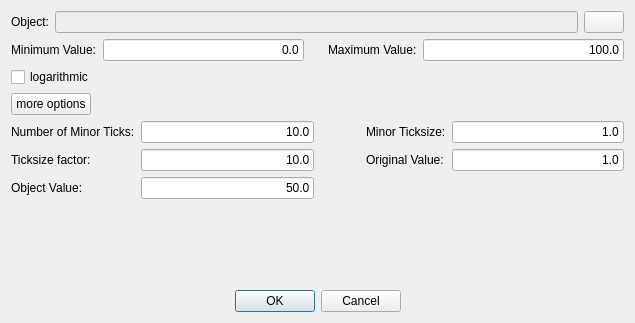
This is copasi/UI/SliderSettingsDialog.ui in copasi/COPASI as Qt 5 draws it before an edit. The edited form follows.
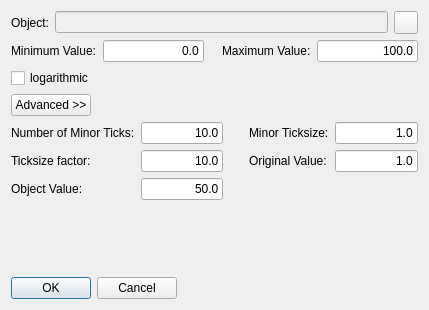
This is the edited form. Icons and pictures are not drawn.

The edit to the form file:
```diff
--- a/copasi/UI/SliderSettingsDialog.ui
+++ b/copasi/UI/SliderSettingsDialog.ui
@@ -24,8 +24,8 @@
    <rect>
     <x>0</x>
     <y>0</y>
-    <width>635</width>
-    <height>323</height>
+    <width>429</width>
+    <height>310</height>
    </rect>
   </property>
   <property name="sizePolicy">
@@ -73,35 +73,15 @@
       </widget>
      </item>
      <item>
-      <widget class="QPushButton" name="mpObjectBrowseButton">
+      <widget class="QToolButton" name="mpObjectBrowseButton">
        <property name="sizePolicy">
-        <sizepolicy hsizetype="Minimum" vsizetype="Fixed">
+        <sizepolicy hsizetype="Preferred" vsizetype="Preferred">
          <horstretch>0</horstretch>
          <verstretch>0</verstretch>
         </sizepolicy>
        </property>
-       <property name="minimumSize">
-        <size>
-         <width>30</width>
-         <height>0</height>
-        </size>
-       </property>
        <property name="toolTip">
-        <string>Select an object for the slider</string>
-       </property>
-       <property name="whatsThis">
-        <string>Clicking this button opens a dialog that
-lets the user choose the object that the 
-slider will manipulate. The object has to 
-represent either an integer value or a float
-value.</string>
-       </property>
-       <property name="text">
-        <string/>
-       </property>
-       <property name="icon">
-        <iconset>
-         <normaloff>icons/Copasi.ico</normaloff>icons/Copasi.ico</iconset>
+        <string>select</string>
        </property>
       </widget>
      </item>
@@ -130,11 +110,17 @@
      <item>
       <widget class="QLineEdit" name="mpMinValueEdit">
        <property name="sizePolicy">
-        <sizepolicy hsizetype="MinimumExpanding" vsizetype="Fixed">
+        <sizepolicy hsizetype="Minimum" vsizetype="Fixed">
          <horstretch>0</horstretch>
          <verstretch>0</verstretch>
         </sizepolicy>
        </property>
+       <property name="minimumSize">
+        <size>
+         <width>80</width>
+         <height>0</height>
+        </size>
+       </property>
        <property name="text">
         <string>0.0</string>
        </property>
@@ -149,11 +135,11 @@
         <enum>Qt::Horizontal</enum>
        </property>
        <property name="sizeType">
-        <enum>QSizePolicy::Fixed</enum>
+        <enum>QSizePolicy::Maximum</enum>
        </property>
        <property name="sizeHint" stdset="0">
         <size>
-         <width>18</width>
+         <width>20</width>
          <height>20</height>
         </size>
        </property>
@@ -179,11 +165,17 @@
      <item>
       <widget class="QLineEdit" name="mpMaxValueEdit">
        <property name="sizePolicy">
-        <sizepolicy hsizetype="MinimumExpanding" vsizetype="Fixed">
+        <sizepolicy hsizetype="Minimum" vsizetype="Fixed">
          <horstretch>0</horstretch>
          <verstretch>0</verstretch>
         </sizepolicy>
        </property>
+       <property name="minimumSize">
+        <size>
+         <width>80</width>
+         <height>0</height>
+        </size>
+       </property>
        <property name="whatsThis">
         <string/>
        </property>
@@ -215,22 +207,6 @@
        </property>
       </widget>
      </item>
-     <item>
-      <spacer name="mpSpacer1_2_2">
-       <property name="orientation">
-        <enum>Qt::Horizontal</enum>
-       </property>
-       <property name="sizeType">
-        <enum>QSizePolicy::Fixed</enum>
-       </property>
-       <property name="sizeHint" stdset="0">
-        <size>
-         <width>200</width>
-         <height>20</height>
-        </size>
-       </property>
-      </spacer>
-     </item>
     </layout>
    </item>
    <item>
@@ -251,7 +227,7 @@
 some more less often needed options.</string>
        </property>
        <property name="text">
-        <string>more options</string>
+        <string>Advanced &gt;&gt;</string>
        </property>
       </widget>
      </item>
@@ -295,12 +271,6 @@
      </item>
      <item row="0" column="1">
       <widget class="QLineEdit" name="mpNumMinorTicksEdit">
-       <property name="sizePolicy">
-        <sizepolicy hsizetype="MinimumExpanding" vsizetype="Fixed">
-         <horstretch>0</horstretch>
-         <verstretch>0</verstretch>
-        </sizepolicy>
-       </property>
        <property name="text">
         <string>10.0</string>
        </property>
@@ -315,11 +285,11 @@
         <enum>Qt::Horizontal</enum>
        </property>
        <property name="sizeType">
-        <enum>QSizePolicy::Fixed</enum>
+        <enum>QSizePolicy::Minimum</enum>
        </property>
        <property name="sizeHint" stdset="0">
         <size>
-         <width>40</width>
+         <width>20</width>
          <height>20</height>
         </size>
        </property>
@@ -346,11 +316,11 @@
      </item>
      <item row="0" column="4">
       <widget class="QLineEdit" name="mpMinorTickSizeEdit">
-       <property name="sizePolicy">
-        <sizepolicy hsizetype="MinimumExpanding" vsizetype="Fixed">
-         <horstretch>0</horstretch>
-         <verstretch>0</verstretch>
-        </sizepolicy>
+       <property name="minimumSize">
+        <size>
+         <width>0</width>
+         <height>0</height>
+        </size>
        </property>
        <property name="text">
         <string>1.0</string>
@@ -383,12 +353,6 @@
      </item>
      <item row="1" column="1">
       <widget class="QLineEdit" name="mpMinorMajorFactorEdit">
-       <property name="sizePolicy">
-        <sizepolicy hsizetype="MinimumExpanding" vsizetype="Fixed">
-         <horstretch>0</horstretch>
-         <verstretch>0</verstretch>
-        </sizepolicy>
-       </property>
        <property name="text">
         <string>10.0</string>
        </property>
@@ -403,11 +367,11 @@
         <enum>Qt::Horizontal</enum>
        </property>
        <property name="sizeType">
-        <enum>QSizePolicy::Fixed</enum>
+        <enum>QSizePolicy::Maximum</enum>
        </property>
        <property name="sizeHint" stdset="0">
         <size>
-         <width>40</width>
+         <width>20</width>
          <height>20</height>
         </size>
        </property>
@@ -434,12 +398,6 @@
      </item>
      <item row="1" column="4">
       <widget class="QLineEdit" name="mpOriginalValueEdit">
-       <property name="sizePolicy">
-        <sizepolicy hsizetype="MinimumExpanding" vsizetype="Fixed">
-         <horstretch>0</horstretch>
-         <verstretch>0</verstretch>
-        </sizepolicy>
-       </property>
        <property name="text">
         <string>1.0</string>
        </property>
@@ -470,12 +428,6 @@
      </item>
      <item row="2" column="1">
       <widget class="QLineEdit" name="mpObjectValueEdit">
-       <property name="sizePolicy">
-        <sizepolicy hsizetype="MinimumExpanding" vsizetype="Fixed">
-         <horstretch>0</horstretch>
-         <verstretch>0</verstretch>
-        </sizepolicy>
-       </property>
        <property name="text">
         <string>50.0</string>
        </property>
@@ -484,22 +436,6 @@
        </property>
       </widget>
      </item>
-     <item row="2" column="2" colspan="3">
-      <spacer name="mpSpacer1_3_2">
-       <property name="orientation">
-        <enum>Qt::Horizontal</enum>
-       </property>
-       <property name="sizeType">
-        <enum>QSizePolicy::Expanding</enum>
-       </property>
-       <property name="sizeHint" stdset="0">
-        <size>
-         <width>238</width>
-         <height>20</height>
-        </size>
-       </property>
-      </spacer>
-     </item>
     </layout>
    </item>
    <item>
@@ -517,19 +453,6 @@
    </item>
    <item>
     <layout class="QHBoxLayout" name="horizontalLayout_5">
-     <item>
-      <spacer name="horizontalSpacer">
-       <property name="orientation">
-        <enum>Qt::Horizontal</enum>
-       </property>
-       <property name="sizeHint" stdset="0">
-        <size>
-         <width>38</width>
-         <height>20</height>
-        </size>
-       </property>
-      </spacer>
-     </item>
      <item>
       <widget class="QPushButton" name="mpOkButton">
        <property name="sizePolicy">
```
Left out of the diff: 51 changed lines with no effect on the pictures.
